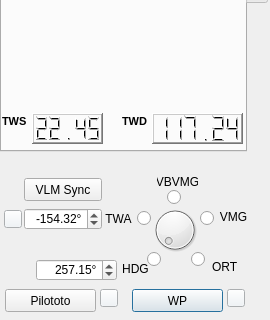
This is src/Ui/BoardVlmNew.ui in nohal/qtVlm as Qt 5 draws it before an edit; both pictures show x 0 to 270 and y 189 to 509 of the 270 by 509 pixel window. The edited form follows.
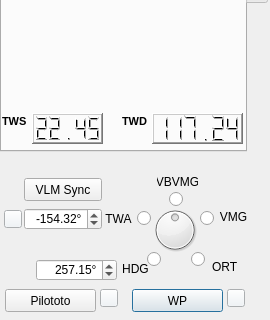
This is the edited form. Custom widgets are drawn as their Qt base class.

Commit message: Continuing new vlm board

```diff
--- a/src/Ui/BoardVlmNew.ui
+++ b/src/Ui/BoardVlmNew.ui
@@ -1149,10 +1149,10 @@
      <number>5</number>
     </property>
     <property name="value">
-     <number>1</number>
+     <number>3</number>
     </property>
     <property name="sliderPosition">
-     <number>1</number>
+     <number>3</number>
     </property>
     <property name="invertedAppearance">
      <bool>false</bool>
@@ -1164,8 +1164,8 @@
    <widget class="QRadioButton" name="rd_VBVMG">
     <property name="geometry">
      <rect>
-      <x>167</x>
-      <y>40</y>
+      <x>169</x>
+      <y>42</y>
       <width>16</width>
       <height>17</height>
      </rect>
```
Left out of the diff: 4 changed lines with no effect on the pictures. The commit also changes 4 other files.
